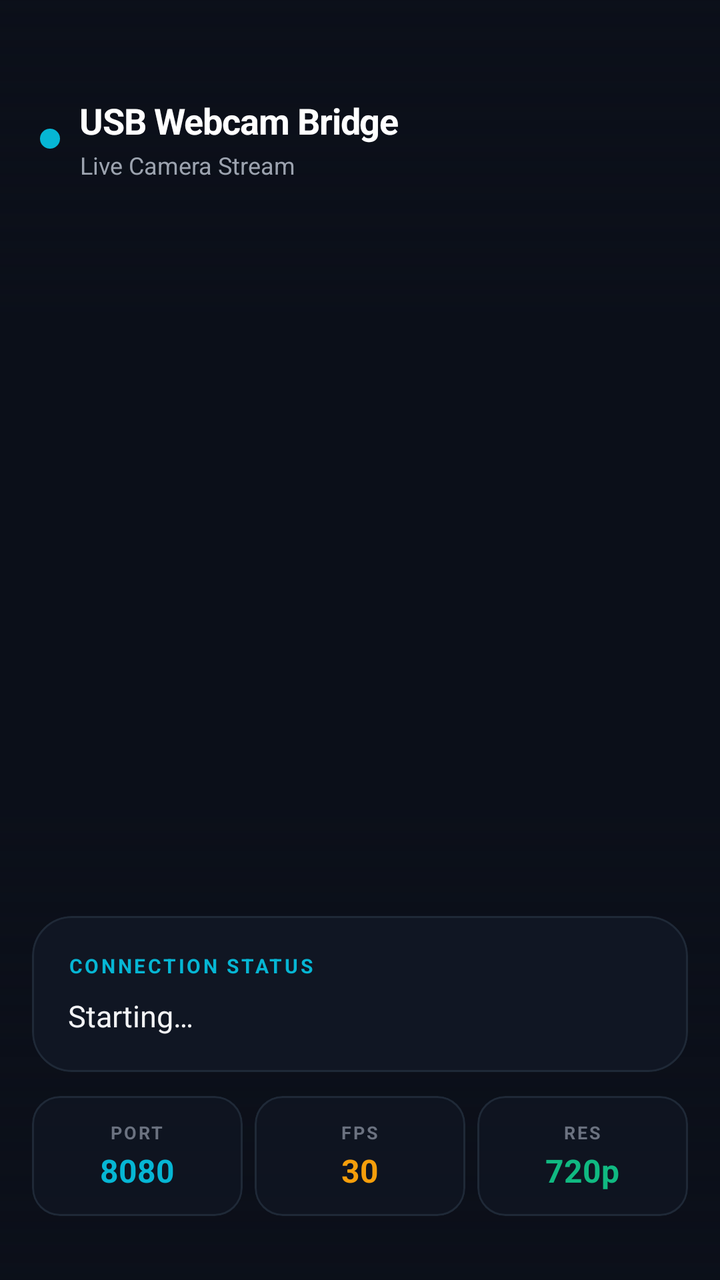
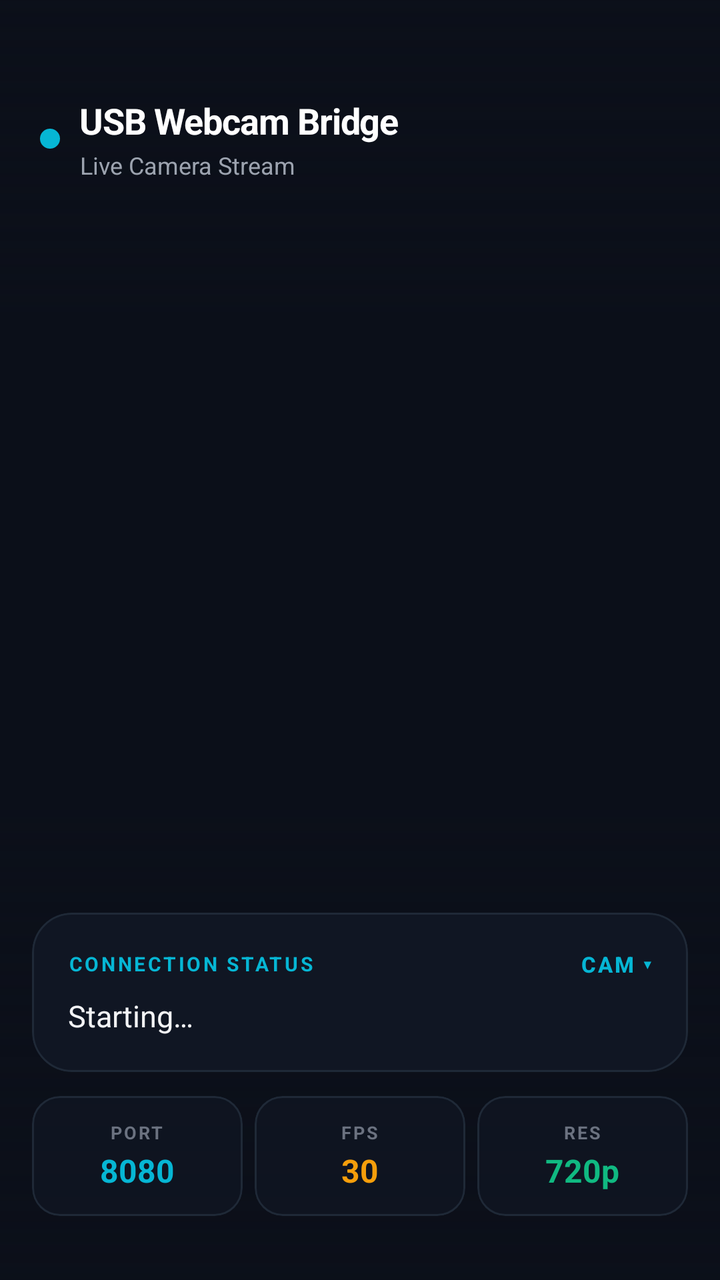

An Android layout rendered at two revisions. The XML below is the earlier revision; the diff shows what the commit changed to produce the second picture.
<!-- AndroidManifest.xml: application theme Theme.USBWebcamBridge -->
<!-- res/layout/activity_main.xml -->
<?xml version="1.0" encoding="utf-8"?>
<androidx.coordinatorlayout.widget.CoordinatorLayout
    xmlns:android="http://schemas.android.com/apk/res/android"
    xmlns:app="http://schemas.android.com/apk/res-auto"
    android:layout_width="match_parent"
    android:layout_height="match_parent"
    android:background="#0b0f19">

    
    <TextureView
        android:id="@+id/cameraPreview"
        android:layout_width="match_parent"
        android:layout_height="match_parent"
        android:scaleType="centerCrop"/>

    
    <View
        android:layout_width="match_parent"
        android:layout_height="160dp"
        android:background="@drawable/gradient_top_overlay"
        android:layout_gravity="top"/>

    
    <View
        android:layout_width="match_parent"
        android:layout_height="240dp"
        android:background="@drawable/gradient_bottom_overlay"
        android:layout_gravity="bottom"/>

    
    <LinearLayout
        android:layout_width="match_parent"
        android:layout_height="wrap_content"
        android:orientation="horizontal"
        android:gravity="center_vertical"
        android:layout_gravity="top"
        android:paddingStart="20dp"
        android:paddingEnd="20dp"
        android:paddingTop="48dp"
        android:paddingBottom="16dp">

        
        <View
            android:id="@+id/statusPulse"
            android:layout_width="10dp"
            android:layout_height="10dp"
            android:background="@drawable/circle_core"
            android:layout_marginEnd="10dp"/>

        <LinearLayout
            android:layout_width="0dp"
            android:layout_height="wrap_content"
            android:layout_weight="1"
            android:orientation="vertical">

            <TextView
                android:layout_width="wrap_content"
                android:layout_height="wrap_content"
                android:text="USB Webcam Bridge"
                android:textSize="18sp"
                android:textColor="#ffffff"
                android:textStyle="bold"
                android:letterSpacing="-0.02"/>

            <TextView
                android:layout_width="wrap_content"
                android:layout_height="wrap_content"
                android:text="Live Camera Stream"
                android:textSize="12sp"
                android:textColor="#9ca3af"
                android:layout_marginTop="2dp"/>
        </LinearLayout>

        
        <TextView
            android:id="@+id/tvRecBadge"
            android:layout_width="wrap_content"
            android:layout_height="wrap_content"
            android:text="● LIVE"
            android:textSize="11sp"
            android:textColor="#10b981"
            android:textStyle="bold"
            android:letterSpacing="0.05"
            android:visibility="gone"/>
    </LinearLayout>

    
    <LinearLayout
        android:layout_width="match_parent"
        android:layout_height="wrap_content"
        android:orientation="vertical"
        android:layout_gravity="bottom"
        android:paddingStart="16dp"
        android:paddingEnd="16dp"
        android:paddingBottom="32dp"
        android:paddingTop="16dp">

        
        <com.google.android.material.card.MaterialCardView
            android:id="@+id/statusCard"
            android:layout_width="match_parent"
            android:layout_height="wrap_content"
            app:cardCornerRadius="20dp"
            app:cardElevation="0dp"
            app:cardBackgroundColor="#CC121826"
            app:strokeColor="#1f2937"
            app:strokeWidth="1dp"
            android:layout_marginBottom="12dp">

            <LinearLayout
                android:layout_width="match_parent"
                android:layout_height="wrap_content"
                android:orientation="vertical"
                android:padding="18dp">

                <TextView
                    android:layout_width="wrap_content"
                    android:layout_height="wrap_content"
                    android:text="CONNECTION STATUS"
                    android:textSize="10sp"
                    android:textStyle="bold"
                    android:textColor="#06b6d4"
                    android:letterSpacing="0.12"
                    android:layout_marginBottom="8dp"/>

                <TextView
                    android:id="@+id/tvStatus"
                    android:layout_width="match_parent"
                    android:layout_height="wrap_content"
                    android:text="Starting…"
                    android:textSize="15sp"
                    android:textColor="#f3f4f6"
                    android:gravity="start"
                    android:lineSpacingMultiplier="1.3"/>
            </LinearLayout>
        </com.google.android.material.card.MaterialCardView>

        
        <LinearLayout
            android:layout_width="match_parent"
            android:layout_height="wrap_content"
            android:orientation="horizontal"
            android:gravity="center"
            android:weightSum="3">

            
            <com.google.android.material.card.MaterialCardView
                android:layout_width="0dp"
                android:layout_height="wrap_content"
                android:layout_weight="1"
                android:layout_marginEnd="6dp"
                app:cardCornerRadius="14dp"
                app:cardElevation="0dp"
                app:cardBackgroundColor="#99121826"
                app:strokeColor="#1f2937"
                app:strokeWidth="1dp">
                <LinearLayout
                    android:layout_width="match_parent"
                    android:layout_height="wrap_content"
                    android:orientation="vertical"
                    android:padding="12dp"
                    android:gravity="center">
                    <TextView
                        android:layout_width="wrap_content"
                        android:layout_height="wrap_content"
                        android:text="PORT"
                        android:textSize="9sp"
                        android:textStyle="bold"
                        android:textColor="#6b7280"
                        android:letterSpacing="0.1"/>
                    <TextView
                        android:layout_width="wrap_content"
                        android:layout_height="wrap_content"
                        android:text="8080"
                        android:textSize="16sp"
                        android:textColor="#06b6d4"
                        android:textStyle="bold"
                        android:layout_marginTop="2dp"/>
                </LinearLayout>
            </com.google.android.material.card.MaterialCardView>

            
            <com.google.android.material.card.MaterialCardView
                android:layout_width="0dp"
                android:layout_height="wrap_content"
                android:layout_weight="1"
                android:layout_marginEnd="6dp"
                app:cardCornerRadius="14dp"
                app:cardElevation="0dp"
                app:cardBackgroundColor="#99121826"
                app:strokeColor="#1f2937"
                app:strokeWidth="1dp">
                <LinearLayout
                    android:layout_width="match_parent"
                    android:layout_height="wrap_content"
                    android:orientation="vertical"
                    android:padding="12dp"
                    android:gravity="center">
                    <TextView
                        android:layout_width="wrap_content"
                        android:layout_height="wrap_content"
                        android:text="FPS"
                        android:textSize="9sp"
                        android:textStyle="bold"
                        android:textColor="#6b7280"
                        android:letterSpacing="0.1"/>
                    <TextView
                        android:layout_width="wrap_content"
                        android:layout_height="wrap_content"
                        android:text="30"
                        android:textSize="16sp"
                        android:textColor="#f59e0b"
                        android:textStyle="bold"
                        android:layout_marginTop="2dp"/>
                </LinearLayout>
            </com.google.android.material.card.MaterialCardView>

            
            <com.google.android.material.card.MaterialCardView
                android:layout_width="0dp"
                android:layout_height="wrap_content"
                android:layout_weight="1"
                app:cardCornerRadius="14dp"
                app:cardElevation="0dp"
                app:cardBackgroundColor="#99121826"
                app:strokeColor="#1f2937"
                app:strokeWidth="1dp">
                <LinearLayout
                    android:layout_width="match_parent"
                    android:layout_height="wrap_content"
                    android:orientation="vertical"
                    android:padding="12dp"
                    android:gravity="center">
                    <TextView
                        android:layout_width="wrap_content"
                        android:layout_height="wrap_content"
                        android:text="RES"
                        android:textSize="9sp"
                        android:textStyle="bold"
                        android:textColor="#6b7280"
                        android:letterSpacing="0.1"/>
                    <TextView
                        android:layout_width="wrap_content"
                        android:layout_height="wrap_content"
                        android:text="720p"
                        android:textSize="16sp"
                        android:textColor="#10b981"
                        android:textStyle="bold"
                        android:layout_marginTop="2dp"/>
                </LinearLayout>
            </com.google.android.material.card.MaterialCardView>
        </LinearLayout>
    </LinearLayout>

    
    <Button
        android:id="@+id/btnToggle"
        android:layout_width="wrap_content"
        android:layout_height="wrap_content"
        android:visibility="gone"/>

</androidx.coordinatorlayout.widget.CoordinatorLayout>
<!-- resources referenced by this layout -->
<resources>
  <!-- drawable circle_core (drawable) -->
  <?xml version="1.0" encoding="utf-8"?>
  <shape xmlns:android="http://schemas.android.com/apk/res/android"
      android:shape="oval">
      <solid android:color="#06b6d4" />
  </shape>
  <!-- drawable gradient_bottom_overlay (drawable) -->
  <?xml version="1.0" encoding="utf-8"?>
  <shape xmlns:android="http://schemas.android.com/apk/res/android">
      <gradient
          android:type="linear"
          android:angle="90"
          android:startColor="#EE0b0f19"
          android:endColor="#000b0f19"/>
  </shape>
  <!-- drawable gradient_top_overlay (drawable) -->
  <?xml version="1.0" encoding="utf-8"?>
  <shape xmlns:android="http://schemas.android.com/apk/res/android">
      <gradient
          android:type="linear"
          android:angle="270"
          android:startColor="#CC0b0f19"
          android:endColor="#000b0f19"/>
  </shape>
  <style name="Theme.USBWebcamBridge" parent="Theme.MaterialComponents.DayNight.DarkActionBar">
          <item name="colorPrimary">#6200EE</item>
          <item name="colorPrimaryVariant">#3700B3</item>
          <item name="colorOnPrimary">#FFFFFF</item>
          <item name="colorSecondary">#03DAC5</item>
          <item name="colorOnSecondary">#000000</item>
          <item name="android:statusBarColor">#121212</item>
          <item name="android:windowBackground">#121212</item>
      </style>
</resources>

<!-- the commit's change to res/layout/activity_main.xml (unified diff, before → after) -->
@@ -113,15 +113,38 @@
                 android:orientation="vertical"
                 android:padding="18dp">
 
-                <TextView
-                    android:layout_width="wrap_content"
-                    android:layout_height="wrap_content"
-                    android:text="CONNECTION STATUS"
-                    android:textSize="10sp"
-                    android:textStyle="bold"
-                    android:textColor="#06b6d4"
-                    android:letterSpacing="0.12"
-                    android:layout_marginBottom="8dp"/>
+                <LinearLayout
+                    android:layout_width="match_parent"
+                    android:layout_height="wrap_content"
+                    android:orientation="horizontal"
+                    android:gravity="center_vertical"
+                    android:layout_marginBottom="8dp">
+
+                    <TextView
+                        android:layout_width="0dp"
+                        android:layout_height="wrap_content"
+                        android:layout_weight="1"
+                        android:text="CONNECTION STATUS"
+                        android:textSize="10sp"
+                        android:textStyle="bold"
+                        android:textColor="#06b6d4"
+                        android:letterSpacing="0.12"/>
+
+                    <com.google.android.material.button.MaterialButton
+                        android:id="@+id/btnSwitchCamera"
+                        style="@style/Widget.MaterialComponents.Button.TextButton"
+                        android:layout_width="wrap_content"
+                        android:layout_height="wrap_content"
+                        android:text="CAM ▾"
+                        android:textSize="11sp"
+                        android:textStyle="bold"
+                        android:textColor="#06b6d4"
+                        android:padding="0dp"
+                        android:minWidth="0dp"
+                        android:minHeight="0dp"
+                        android:insetTop="0dp"
+                        android:insetBottom="0dp"/>
+                </LinearLayout>
 
                 <TextView
                     android:id="@+id/tvStatus"
